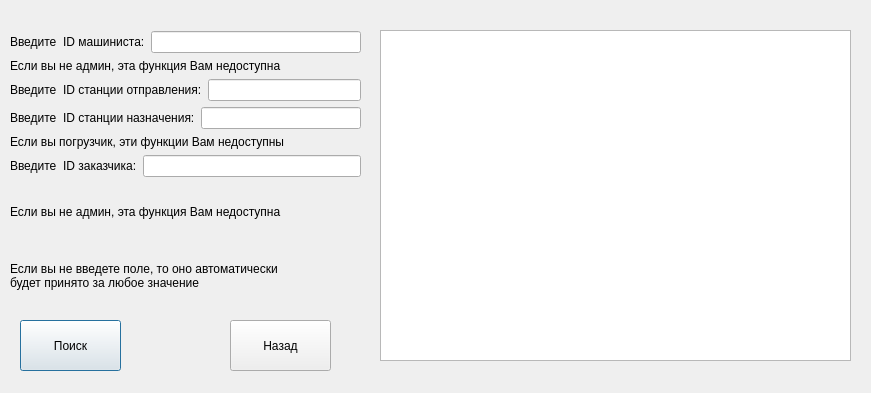
Edeotena/bd_4rd_sem_course_work, file src/project/selectorders.ui: the form before one commit.
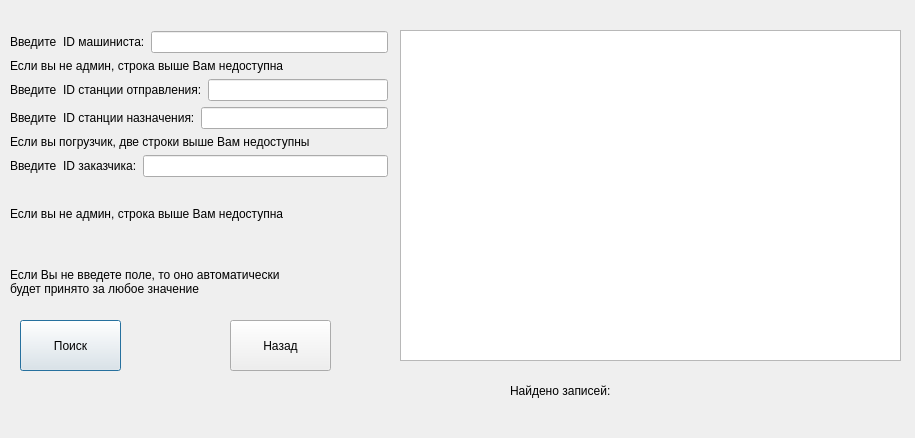
The form after the commit.

```diff
--- a/src/project/selectorders.ui
+++ b/src/project/selectorders.ui
@@ -6,8 +6,8 @@
    <rect>
     <x>0</x>
     <y>0</y>
-    <width>871</width>
-    <height>393</height>
+    <width>915</width>
+    <height>438</height>
    </rect>
   </property>
   <property name="windowTitle">
@@ -16,9 +16,9 @@
   <widget class="QTableWidget" name="tableWidget">
    <property name="geometry">
     <rect>
-     <x>380</x>
+     <x>400</x>
      <y>30</y>
-     <width>471</width>
+     <width>501</width>
      <height>331</height>
     </rect>
    </property>
@@ -49,13 +49,13 @@
     <string>Назад</string>
    </property>
   </widget>
-  <widget class="QWidget" name="">
+  <widget class="QWidget" name="layoutWidget">
    <property name="geometry">
     <rect>
      <x>10</x>
      <y>31</y>
-     <width>351</width>
-     <height>273</height>
+     <width>378</width>
+     <height>281</height>
     </rect>
    </property>
    <layout class="QVBoxLayout" name="verticalLayout_3">
@@ -78,7 +78,7 @@
       <item>
        <widget class="QLabel" name="label_3">
         <property name="text">
-         <string>Если вы не админ, эта функция Вам недоступна</string>
+         <string>Если вы не админ, строка выше Вам недоступна</string>
         </property>
        </widget>
       </item>
@@ -113,7 +113,7 @@
       <item>
        <widget class="QLabel" name="label_5">
         <property name="text">
-         <string>Если вы погрузчик, эти функции Вам недоступны</string>
+         <string>Если вы погрузчик, две строки выше Вам недоступны</string>
         </property>
        </widget>
       </item>
@@ -136,20 +136,46 @@
     <item>
      <widget class="QLabel" name="label_12">
       <property name="text">
-       <string>Если вы не админ, эта функция Вам недоступна</string>
+       <string>Если вы не админ, строка выше Вам недоступна</string>
       </property>
      </widget>
     </item>
     <item>
      <widget class="QLabel" name="label_13">
       <property name="text">
-       <string>Если вы не введете поле, то оно автоматически
+       <string>Если Вы не введете поле, то оно автоматически
 будет принято за любое значение</string>
       </property>
      </widget>
     </item>
    </layout>
   </widget>
+  <widget class="QWidget" name="">
+   <property name="geometry">
+    <rect>
+     <x>510</x>
+     <y>380</y>
+     <width>261</width>
+     <height>22</height>
+    </rect>
+   </property>
+   <layout class="QHBoxLayout" name="horizontalLayout_4">
+    <item>
+     <widget class="QLabel" name="label_6">
+      <property name="text">
+       <string>Найдено записей:</string>
+      </property>
+     </widget>
+    </item>
+    <item>
+     <widget class="QLabel" name="label_7">
+      <property name="text">
+       <string/>
+      </property>
+     </widget>
+    </item>
+   </layout>
+  </widget>
  </widget>
  <resources/>
  <connections/>
```
